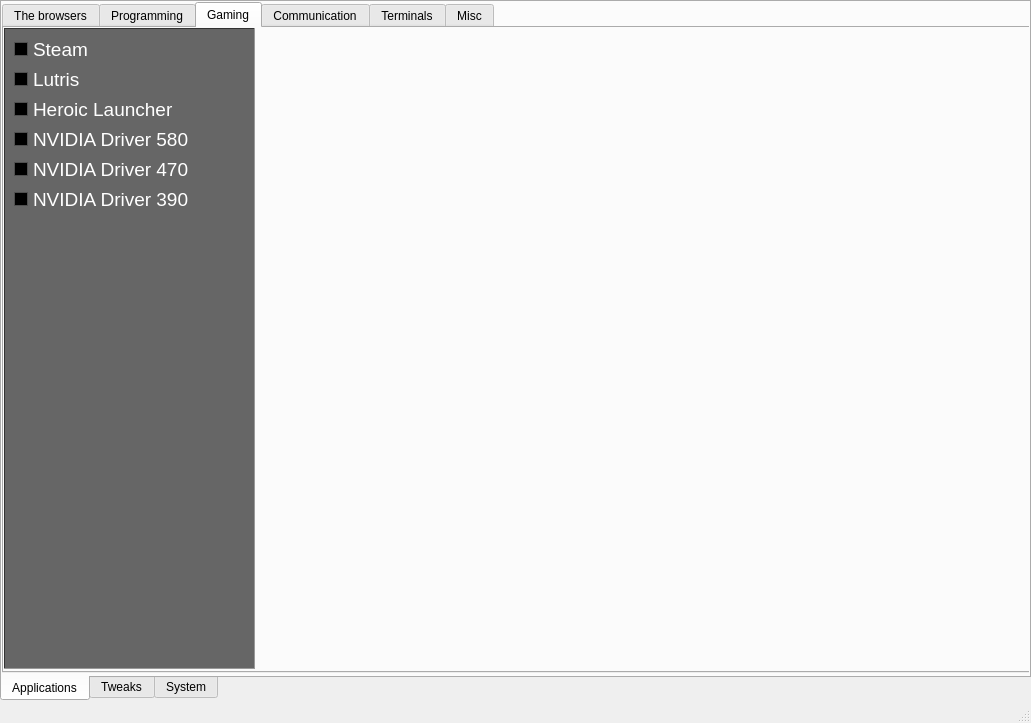
The window that mainwindow.ui (nocapscripts/linux-utility) describes before a commit, drawn with Qt 5.
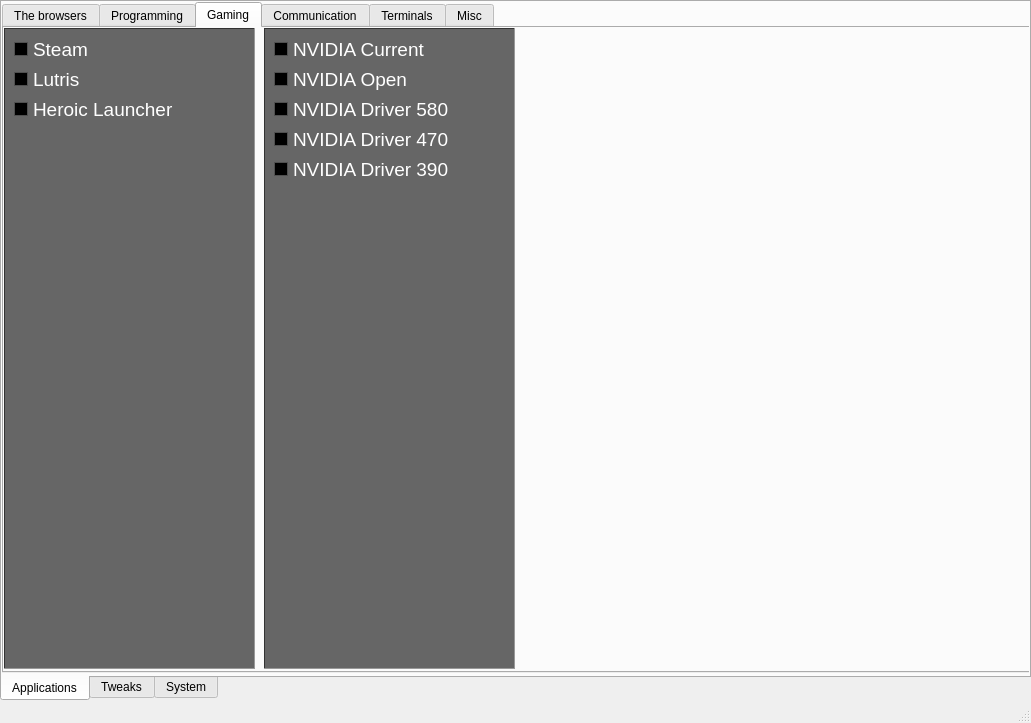
The same window after the commit. The open tabs and pages were chosen to show the change.

Commit message: fixed nvidia drivers?

```diff
--- a/mainwindow.ui
+++ b/mainwindow.ui
@@ -1774,11 +1774,508 @@
           <string>Heroic Launcher</string>
          </property>
         </widget>
-        <widget class="QCheckBox" name="chPascalNvidia580">
+       </widget>
+       <widget class="QFrame" name="frame_14">
+        <property name="enabled">
+         <bool>true</bool>
+        </property>
+        <property name="geometry">
+         <rect>
+          <x>260</x>
+          <y>0</y>
+          <width>251</width>
+          <height>641</height>
+         </rect>
+        </property>
+        <property name="palette">
+         <palette>
+          <active>
+           <colorrole role="WindowText">
+            <brush brushstyle="SolidPattern">
+             <color alpha="255">
+              <red>255</red>
+              <green>255</green>
+              <blue>255</blue>
+             </color>
+            </brush>
+           </colorrole>
+           <colorrole role="Button">
+            <brush brushstyle="SolidPattern">
+             <color alpha="255">
+              <red>102</red>
+              <green>102</green>
+              <blue>102</blue>
+             </color>
+            </brush>
+           </colorrole>
+           <colorrole role="Light">
+            <brush brushstyle="SolidPattern">
+             <color alpha="255">
+              <red>153</red>
+              <green>153</green>
+              <blue>153</blue>
+             </color>
+            </brush>
+           </colorrole>
+           <colorrole role="Midlight">
+            <brush brushstyle="SolidPattern">
+             <color alpha="255">
+              <red>127</red>
+              <green>127</green>
+              <blue>127</blue>
+             </color>
+            </brush>
+           </colorrole>
+           <colorrole role="Dark">
+            <brush brushstyle="SolidPattern">
+             <color alpha="255">
+              <red>51</red>
+              <green>51</green>
+              <blue>51</blue>
+             </color>
+            </brush>
+           </colorrole>
+           <colorrole role="Mid">
+            <brush brushstyle="SolidPattern">
+             <color alpha="255">
+              <red>68</red>
+              <green>68</green>
+              <blue>68</blue>
+             </color>
+            </brush>
+           </colorrole>
+           <colorrole role="Text">
+            <brush brushstyle="SolidPattern">
+             <color alpha="255">
+              <red>255</red>
+              <green>255</green>
+              <blue>255</blue>
+             </color>
+            </brush>
+           </colorrole>
+           <colorrole role="BrightText">
+            <brush brushstyle="SolidPattern">
+             <color alpha="255">
+              <red>255</red>
+              <green>255</green>
+              <blue>255</blue>
+             </color>
+            </brush>
+           </colorrole>
+           <colorrole role="ButtonText">
+            <brush brushstyle="SolidPattern">
+             <color alpha="255">
+              <red>255</red>
+              <green>255</green>
+              <blue>255</blue>
+             </color>
+            </brush>
+           </colorrole>
+           <colorrole role="Base">
+            <brush brushstyle="SolidPattern">
+             <color alpha="255">
+              <red>0</red>
+              <green>0</green>
+              <blue>0</blue>
+             </color>
+            </brush>
+           </colorrole>
+           <colorrole role="Window">
+            <brush brushstyle="SolidPattern">
+             <color alpha="255">
+              <red>102</red>
+              <green>102</green>
+              <blue>102</blue>
+             </color>
+            </brush>
+           </colorrole>
+           <colorrole role="Shadow">
+            <brush brushstyle="SolidPattern">
+             <color alpha="255">
+              <red>0</red>
+              <green>0</green>
+              <blue>0</blue>
+             </color>
+            </brush>
+           </colorrole>
+           <colorrole role="AlternateBase">
+            <brush brushstyle="SolidPattern">
+             <color alpha="255">
+              <red>51</red>
+              <green>51</green>
+              <blue>51</blue>
+             </color>
+            </brush>
+           </colorrole>
+           <colorrole role="ToolTipBase">
+            <brush brushstyle="SolidPattern">
+             <color alpha="255">
+              <red>255</red>
+              <green>255</green>
+              <blue>220</blue>
+             </color>
+            </brush>
+           </colorrole>
+           <colorrole role="ToolTipText">
+            <brush brushstyle="SolidPattern">
+             <color alpha="255">
+              <red>0</red>
+              <green>0</green>
+              <blue>0</blue>
+             </color>
+            </brush>
+           </colorrole>
+           <colorrole role="PlaceholderText">
+            <brush brushstyle="SolidPattern">
+             <color alpha="127">
+              <red>255</red>
+              <green>255</green>
+              <blue>255</blue>
+             </color>
+            </brush>
+           </colorrole>
+           <colorrole role="Accent">
+            <brush brushstyle="SolidPattern">
+             <color alpha="255">
+              <red>0</red>
+              <green>0</green>
+              <blue>0</blue>
+             </color>
+            </brush>
+           </colorrole>
+          </active>
+          <inactive>
+           <colorrole role="WindowText">
+            <brush brushstyle="SolidPattern">
+             <color alpha="255">
+              <red>255</red>
+              <green>255</green>
+              <blue>255</blue>
+             </color>
+            </brush>
+           </colorrole>
+           <colorrole role="Button">
+            <brush brushstyle="SolidPattern">
+             <color alpha="255">
+              <red>102</red>
+              <green>102</green>
+              <blue>102</blue>
+             </color>
+            </brush>
+           </colorrole>
+           <colorrole role="Light">
+            <brush brushstyle="SolidPattern">
+             <color alpha="255">
+              <red>153</red>
+              <green>153</green>
+              <blue>153</blue>
+             </color>
+            </brush>
+           </colorrole>
+           <colorrole role="Midlight">
+            <brush brushstyle="SolidPattern">
+             <color alpha="255">
+              <red>127</red>
+              <green>127</green>
+              <blue>127</blue>
+             </color>
+            </brush>
+           </colorrole>
+           <colorrole role="Dark">
+            <brush brushstyle="SolidPattern">
+             <color alpha="255">
+              <red>51</red>
+              <green>51</green>
+              <blue>51</blue>
+             </color>
+            </brush>
+           </colorrole>
+           <colorrole role="Mid">
+            <brush brushstyle="SolidPattern">
+             <color alpha="255">
+              <red>68</red>
+              <green>68</green>
+              <blue>68</blue>
+             </color>
+            </brush>
+           </colorrole>
+           <colorrole role="Text">
+            <brush brushstyle="SolidPattern">
+             <color alpha="255">
+              <red>255</red>
+              <green>255</green>
+              <blue>255</blue>
+             </color>
+            </brush>
+           </colorrole>
+           <colorrole role="BrightText">
+            <brush brushstyle="SolidPattern">
+             <color alpha="255">
+              <red>255</red>
+              <green>255</green>
+              <blue>255</blue>
+             </color>
+            </brush>
+           </colorrole>
+           <colorrole role="ButtonText">
+            <brush brushstyle="SolidPattern">
+             <color alpha="255">
+              <red>255</red>
+              <green>255</green>
+              <blue>255</blue>
+             </color>
+            </brush>
+           </colorrole>
+           <colorrole role="Base">
+            <brush brushstyle="SolidPattern">
+             <color alpha="255">
+              <red>0</red>
+              <green>0</green>
+              <blue>0</blue>
+             </color>
+            </brush>
+           </colorrole>
+           <colorrole role="Window">
+            <brush brushstyle="SolidPattern">
+             <color alpha="255">
+              <red>102</red>
+              <green>102</green>
+              <blue>102</blue>
+             </color>
+            </brush>
+           </colorrole>
+           <colorrole role="Shadow">
+            <brush brushstyle="SolidPattern">
+             <color alpha="255">
+              <red>0</red>
+              <green>0</green>
+              <blue>0</blue>
+             </color>
+            </brush>
+           </colorrole>
+           <colorrole role="AlternateBase">
+            <brush brushstyle="SolidPattern">
+             <color alpha="255">
+              <red>51</red>
+              <green>51</green>
+              <blue>51</blue>
+             </color>
+            </brush>
+           </colorrole>
+           <colorrole role="ToolTipBase">
+            <brush brushstyle="SolidPattern">
+             <color alpha="255">
+              <red>255</red>
+              <green>255</green>
+              <blue>220</blue>
+             </color>
+            </brush>
+           </colorrole>
+           <colorrole role="ToolTipText">
+            <brush brushstyle="SolidPattern">
+             <color alpha="255">
+              <red>0</red>
+              <green>0</green>
+              <blue>0</blue>
+             </color>
+            </brush>
+           </colorrole>
+           <colorrole role="PlaceholderText">
+            <brush brushstyle="SolidPattern">
+             <color alpha="127">
+              <red>255</red>
+              <green>255</green>
+              <blue>255</blue>
+             </color>
+            </brush>
+           </colorrole>
+           <colorrole role="Accent">
+            <brush brushstyle="SolidPattern">
+             <color alpha="255">
+              <red>0</red>
+              <green>0</green>
+              <blue>0</blue>
+             </color>
+            </brush>
+           </colorrole>
+          </inactive>
+          <disabled>
+           <colorrole role="WindowText">
+            <brush brushstyle="SolidPattern">
+             <color alpha="255">
+              <red>51</red>
+              <green>51</green>
+              <blue>51</blue>
+             </color>
+            </brush>
+           </colorrole>
+           <colorrole role="Button">
+            <brush brushstyle="SolidPattern">
+             <color alpha="255">
+              <red>102</red>
+              <green>102</green>
+              <blue>102</blue>
+             </color>
+            </brush>
+           </colorrole>
+           <colorrole role="Light">
+            <brush brushstyle="SolidPattern">
+             <color alpha="255">
+              <red>153</red>
+              <green>153</green>
+              <blue>153</blue>
+             </color>
+            </brush>
+           </colorrole>
+           <colorrole role="Midlight">
+            <brush brushstyle="SolidPattern">
+             <color alpha="255">
+              <red>127</red>
+              <green>127</green>
+              <blue>127</blue>
+             </color>
+            </brush>
+           </colorrole>
+           <colorrole role="Dark">
+            <brush brushstyle="SolidPattern">
+             <color alpha="255">
+              <red>51</red>
+              <green>51</green>
+              <blue>51</blue>
+             </color>
+            </brush>
+           </colorrole>
+           <colorrole role="Mid">
+            <brush brushstyle="SolidPattern">
+             <color alpha="255">
+              <red>68</red>
+              <green>68</green>
+              <blue>68</blue>
+             </color>
+            </brush>
+           </colorrole>
+           <colorrole role="Text">
+            <brush brushstyle="SolidPattern">
+             <color alpha="255">
+              <red>51</red>
+              <green>51</green>
+              <blue>51</blue>
+             </color>
+            </brush>
+           </colorrole>
+           <colorrole role="BrightText">
+            <brush brushstyle="SolidPattern">
+             <color alpha="255">
+              <red>255</red>
+              <green>255</green>
+              <blue>255</blue>
+             </color>
+            </brush>
+           </colorrole>
+           <colorrole role="ButtonText">
+            <brush brushstyle="SolidPattern">
+             <color alpha="255">
+              <red>51</red>
+              <green>51</green>
+              <blue>51</blue>
+             </color>
+            </brush>
+           </colorrole>
+           <colorrole role="Base">
+            <brush brushstyle="SolidPattern">
+             <color alpha="255">
+              <red>102</red>
+              <green>102</green>
+              <blue>102</blue>
+             </color>
+            </brush>
+           </colorrole>
+           <colorrole role="Window">
+            <brush brushstyle="SolidPattern">
+             <color alpha="255">
+              <red>102</red>
+              <green>102</green>
+              <blue>102</blue>
+             </color>
+            </brush>
+           </colorrole>
+           <colorrole role="Shadow">
+            <brush brushstyle="SolidPattern">
+             <color alpha="255">
+              <red>0</red>
+              <green>0</green>
+              <blue>0</blue>
+             </color>
+            </brush>
+           </colorrole>
+           <colorrole role="AlternateBase">
+            <brush brushstyle="SolidPattern">
+             <color alpha="255">
+              <red>102</red>
+              <green>102</green>
+              <blue>102</blue>
+             </color>
+            </brush>
+           </colorrole>
+           <colorrole role="ToolTipBase">
+            <brush brushstyle="SolidPattern">
+             <color alpha="255">
+              <red>255</red>
+              <green>255</green>
+              <blue>220</blue>
+             </color>
+            </brush>
+           </colorrole>
+           <colorrole role="ToolTipText">
+            <brush brushstyle="SolidPattern">
+             <color alpha="255">
+              <red>0</red>
+              <green>0</green>
+              <blue>0</blue>
+             </color>
+            </brush>
+           </colorrole>
+           <colorrole role="PlaceholderText">
+            <brush brushstyle="SolidPattern">
+             <color alpha="127">
+              <red>51</red>
+              <green>51</green>
+              <blue>51</blue>
+             </color>
+            </brush>
+           </colorrole>
+           <colorrole role="Accent">
+            <brush brushstyle="SolidPattern">
+             <color alpha="255">
+              <red>72</red>
+              <green>72</green>
+              <blue>72</blue>
+             </color>
+            </brush>
+           </colorrole>
+          </disabled>
+         </palette>
+        </property>
+        <property name="mouseTracking">
+         <bool>false</bool>
+        </property>
+        <property name="acceptDrops">
+         <bool>true</bool>
+        </property>
+        <property name="autoFillBackground">
+         <bool>true</bool>
+        </property>
+        <property name="frameShape">
+         <enum>QFrame::Shape::Panel</enum>
+        </property>
+        <property name="frameShadow">
+         <enum>QFrame::Shadow::Sunken</enum>
+        </property>
+        <widget class="QCheckBox" name="chLegacyNvidia580">
          <property name="geometry">
           <rect>
            <x>10</x>
-           <y>100</y>
+           <y>70</y>
            <width>191</width>
            <height>23</height>
           </rect>
@@ -1796,7 +2293,7 @@
          <property name="geometry">
           <rect>
            <x>10</x>
-           <y>130</y>
+           <y>100</y>
            <width>191</width>
            <height>23</height>
           </rect>
@@ -1814,7 +2311,7 @@
          <property name="geometry">
           <rect>
            <x>10</x>
-           <y>160</y>
+           <y>130</y>
            <width>191</width>
            <height>23</height>
           </rect>
@@ -1828,6 +2325,42 @@
           <string>NVIDIA Driver 390</string>
          </property>
         </widget>
+        <widget class="QCheckBox" name="chNvidiaCurrent">
+         <property name="geometry">
+          <rect>
+           <x>10</x>
+           <y>10</y>
+           <width>191</width>
+           <height>23</height>
+          </rect>
+         </property>
+         <property name="font">
+          <font>
+           <pointsize>14</pointsize>
+          </font>
+         </property>
+         <property name="text">
+          <string>NVIDIA Current</string>
+         </property>
+        </widget>
+        <widget class="QCheckBox" name="chNvidiaOpen">
+         <property name="geometry">
+          <rect>
+           <x>10</x>
+           <y>40</y>
+           <width>191</width>
+           <height>23</height>
+          </rect>
+         </property>
+         <property name="font">
+          <font>
+           <pointsize>14</pointsize>
+          </font>
+         </property>
+         <property name="text">
+          <string>NVIDIA Open</string>
+         </property>
+        </widget>
        </widget>
       </widget>
       <widget class="QWidget" name="tab_7">
```
Left out of the diff: 2 changed lines with no effect on the pictures. The commit also changes 18 other files.
